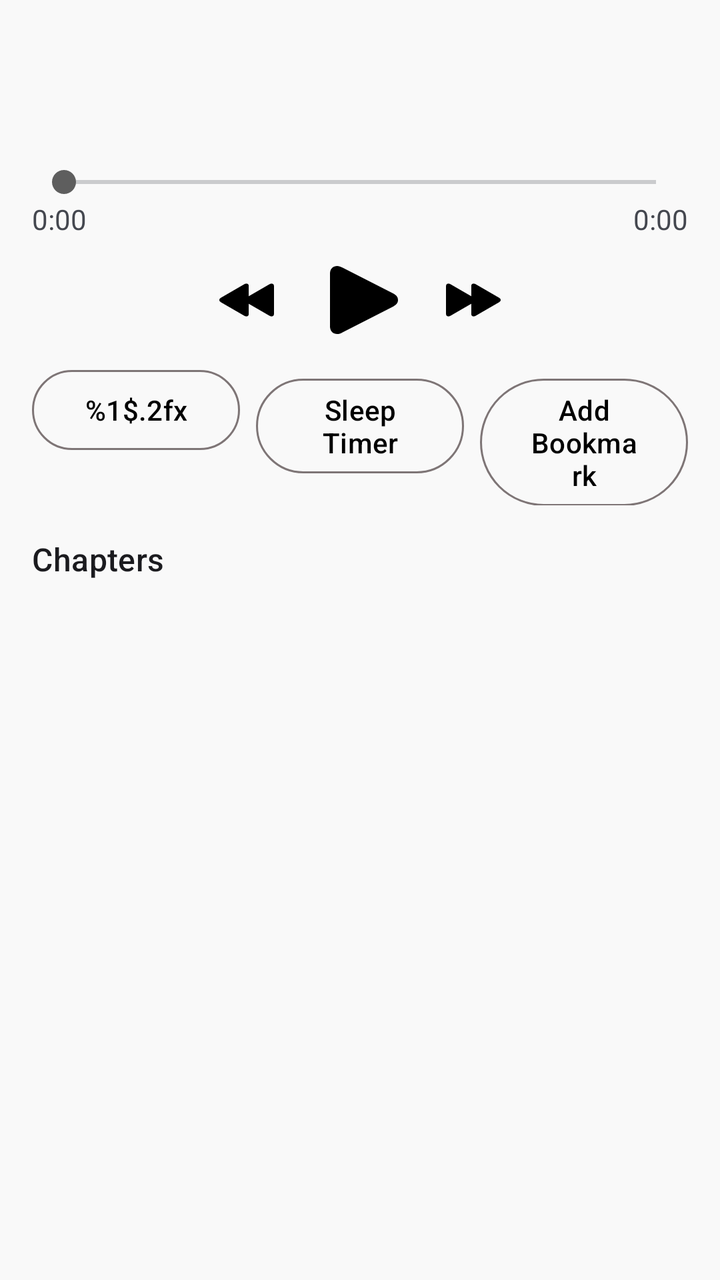
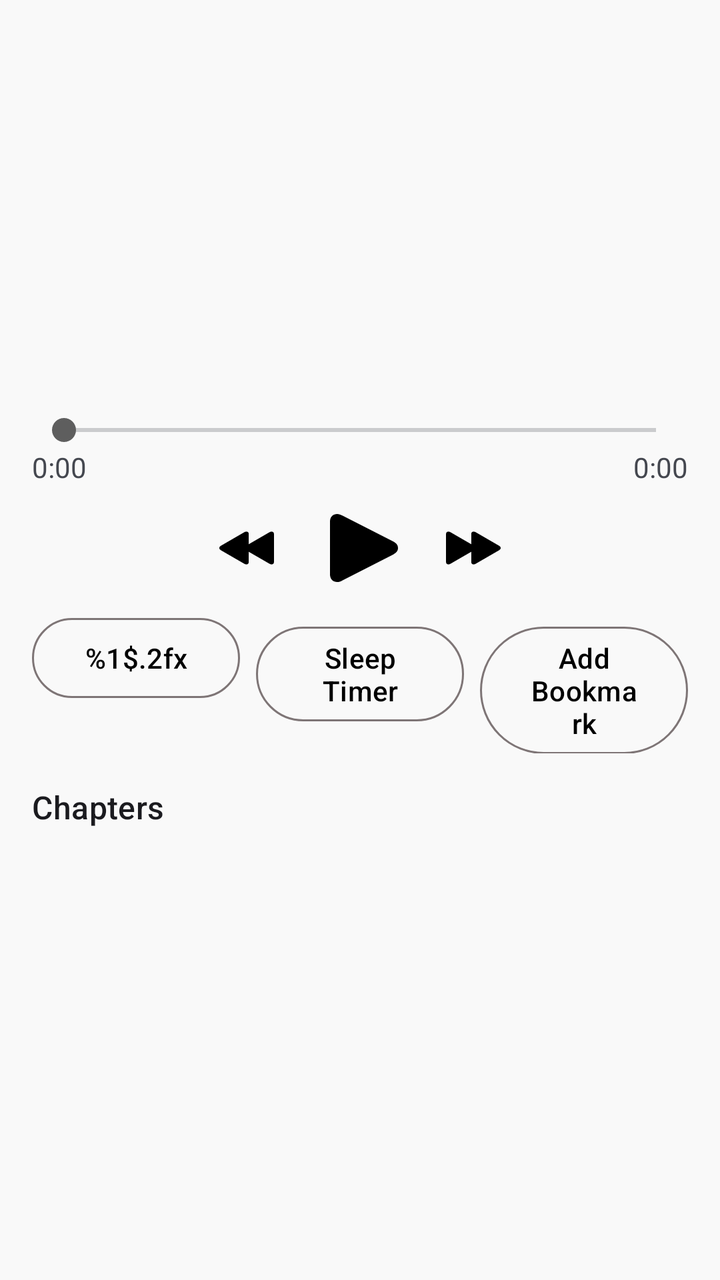

The first picture is an Android layout as it rendered before a commit; the second is the same layout after the commit. The layout source and the unified diff follow.
<!-- AndroidManifest.xml: application theme Theme.Folio -->
<!-- res/layout/fragment_player_sheet.xml -->
<?xml version="1.0" encoding="utf-8"?>
<androidx.core.widget.NestedScrollView xmlns:android="http://schemas.android.com/apk/res/android"
    xmlns:app="http://schemas.android.com/apk/res-auto"
    android:layout_width="match_parent"
    android:layout_height="wrap_content">

<LinearLayout
    android:layout_width="match_parent"
    android:layout_height="wrap_content"
    android:orientation="vertical"
    android:padding="16dp">

    <TextView
        android:id="@+id/player_title"
        android:layout_width="match_parent"
        android:layout_height="wrap_content"
        android:textAppearance="?attr/textAppearanceHeadlineSmall" />

    <TextView
        android:id="@+id/player_author"
        android:layout_width="match_parent"
        android:layout_height="wrap_content"
        android:layout_marginBottom="12dp"
        android:textAppearance="?attr/textAppearanceBodyLarge" />

    <SeekBar
        android:id="@+id/player_seekbar"
        android:layout_width="match_parent"
        android:layout_height="wrap_content" />

    <LinearLayout
        android:layout_width="match_parent"
        android:layout_height="wrap_content"
        android:orientation="horizontal">

        <TextView
            android:id="@+id/player_position_text"
            android:layout_width="0dp"
            android:layout_height="wrap_content"
            android:layout_weight="1"
            android:text="@string/default_time" />

        <TextView
            android:id="@+id/player_duration_text"
            android:layout_width="wrap_content"
            android:layout_height="wrap_content"
            android:text="@string/default_time" />

    </LinearLayout>

    <LinearLayout
        android:layout_width="match_parent"
        android:layout_height="wrap_content"
        android:layout_marginTop="12dp"
        android:gravity="center"
        android:orientation="horizontal">

        <ImageButton
            android:id="@+id/player_skip_backward"
            android:layout_width="wrap_content"
            android:layout_height="wrap_content"
            android:background="?attr/selectableItemBackgroundBorderless"
            android:contentDescription="@string/skip_backward"
            android:src="@drawable/ic_apple_previous" />

        <ImageButton
            android:id="@+id/player_play_pause"
            android:layout_width="wrap_content"
            android:layout_height="wrap_content"
            android:layout_marginHorizontal="24dp"
            android:background="?attr/selectableItemBackgroundBorderless"
            android:contentDescription="@string/play"
            android:src="@drawable/ic_apple_play" />

        <ImageButton
            android:id="@+id/player_skip_forward"
            android:layout_width="wrap_content"
            android:layout_height="wrap_content"
            android:background="?attr/selectableItemBackgroundBorderless"
            android:contentDescription="@string/skip_forward"
            android:src="@drawable/ic_apple_next" />

    </LinearLayout>

    <LinearLayout
        android:layout_width="match_parent"
        android:layout_height="wrap_content"
        android:layout_marginTop="12dp"
        android:orientation="horizontal">

        <com.google.android.material.button.MaterialButton
            android:id="@+id/player_speed_button"
            style="?attr/materialButtonOutlinedStyle"
            android:layout_width="0dp"
            android:layout_height="wrap_content"
            android:layout_marginEnd="8dp"
            android:layout_weight="1"
            android:text="@string/playback_speed_value" />

        <com.google.android.material.button.MaterialButton
            android:id="@+id/player_sleep_timer_button"
            style="?attr/materialButtonOutlinedStyle"
            android:layout_width="0dp"
            android:layout_height="wrap_content"
            android:layout_marginEnd="8dp"
            android:layout_weight="1"
            android:text="@string/sleep_timer" />

        <com.google.android.material.button.MaterialButton
            android:id="@+id/player_bookmark_button"
            style="?attr/materialButtonOutlinedStyle"
            android:layout_width="0dp"
            android:layout_height="wrap_content"
            android:layout_weight="1"
            android:text="@string/add_bookmark" />

    </LinearLayout>

    <TextView
        android:id="@+id/chapters_header"
        android:layout_width="match_parent"
        android:layout_height="wrap_content"
        android:layout_marginTop="16dp"
        android:text="@string/chapters"
        android:textAppearance="?attr/textAppearanceTitleMedium" />

    <androidx.recyclerview.widget.RecyclerView
        android:id="@+id/chapters_list"
        android:layout_width="match_parent"
        android:layout_height="wrap_content"
        android:nestedScrollingEnabled="false" />

</LinearLayout>
</androidx.core.widget.NestedScrollView>
<!-- resources referenced by this layout -->
<resources>
  <string name="add_bookmark">Add Bookmark</string>
  <string name="chapters">Chapters</string>
  <string name="default_time" translatable="false">0:00</string>
  <string name="play">Play</string>
  <string name="playback_speed_value">%1$.2fx</string>
  <string name="skip_backward">Skip backward</string>
  <string name="skip_forward">Skip forward</string>
  <string name="sleep_timer">Sleep Timer</string>
  <style name="Theme.Folio" parent="Base.Theme.Folio" />
  <color name="md_theme_primary">#000000</color>
  <color name="md_theme_onPrimary">#FFFFFF</color>
  <color name="md_theme_primaryContainer">#262626</color>
  <color name="md_theme_onPrimaryContainer">#B1B1B1</color>
  <color name="md_theme_secondary">#5E5E5E</color>
  <color name="md_theme_onSecondary">#FFFFFF</color>
  <color name="md_theme_secondaryContainer">#E6E6E6</color>
  <color name="md_theme_onSecondaryContainer">#4A4A4A</color>
  <color name="md_theme_tertiary">#000000</color>
  <color name="md_theme_onTertiary">#FFFFFF</color>
  <color name="md_theme_tertiaryContainer">#262626</color>
  <color name="md_theme_onTertiaryContainer">#B1B1B1</color>
  <color name="md_theme_error">#BA1A1A</color>
  <color name="md_theme_onError">#FFFFFF</color>
  <color name="md_theme_errorContainer">#FFDAD6</color>
  <color name="md_theme_onErrorContainer">#410002</color>
  <color name="md_theme_background">#F9F9F9</color>
  <color name="md_theme_onBackground">#1B1B1B</color>
  <color name="md_theme_surface">#F9F9F9</color>
  <color name="md_theme_onSurface">#1B1B1B</color>
  <color name="md_theme_surfaceVariant">#EBE0E1</color>
  <color name="md_theme_onSurfaceVariant">#4C4546</color>
  <color name="md_theme_outline">#7E7576</color>
  <color name="md_theme_outlineVariant">#CFC4C5</color>
  <color name="md_theme_inverseSurface">#303030</color>
  <color name="md_theme_inverseOnSurface">#F1F1F1</color>
  <color name="md_theme_inversePrimary">#C6C6C6</color>
  <color name="md_theme_primaryFixed">#E2E2E2</color>
  <color name="md_theme_onPrimaryFixed">#1B1B1B</color>
  <color name="md_theme_primaryFixedDim">#C6C6C6</color>
  <color name="md_theme_onPrimaryFixedVariant">#474747</color>
  <color name="md_theme_secondaryFixed">#E2E2E2</color>
  <color name="md_theme_onSecondaryFixed">#1B1B1B</color>
  <color name="md_theme_secondaryFixedDim">#C6C6C6</color>
  <color name="md_theme_onSecondaryFixedVariant">#474747</color>
  <color name="md_theme_tertiaryFixed">#E2E2E2</color>
  <color name="md_theme_onTertiaryFixed">#1B1B1B</color>
  <color name="md_theme_tertiaryFixedDim">#C6C6C6</color>
  <color name="md_theme_onTertiaryFixedVariant">#474747</color>
  <color name="md_theme_surfaceDim">#DADADA</color>
  <color name="md_theme_surfaceBright">#F9F9F9</color>
  <color name="md_theme_surfaceContainerLowest">#FFFFFF</color>
  <color name="md_theme_surfaceContainerLow">#F3F3F3</color>
  <color name="md_theme_surfaceContainer">#EEEEEE</color>
  <color name="md_theme_surfaceContainerHigh">#E8E8E8</color>
  <color name="md_theme_surfaceContainerHighest">#E2E2E2</color>
  <color name="contrast_themeColor">#FA233B</color>
  <color name="contrast_colorOnSurface">#000000</color>
  <color name="contrast_colorBackground">#FFFFFF</color>
  <color name="contrast_colorBackgroundElevated">#F5F5F5</color>
  <color name="contrast_colorBackgroundBottomNav">#FFFFFF</color>
  <color name="contrast_colorBackgroundContainer">#E6E6E6</color>
  <color name="contrast_colorOnSurfaceFainted">#80000000</color>
  <color name="contrast_colorOnSurfaceSecondary">#B3000000</color>
  <color name="contrast_colorOutline">#0D000000</color>
  <color name="contrast_listBackground">#EFEFF4</color>
  <color name="contrast_cardBackground">@color/contrast_colorBackground</color>
  <color name="contrast_listButtonTint">#DCDCDD</color>
  <style name="BottomPlayerCornerShape">
          <item name="cornerSize">0dp</item>
      </style>
  <!-- unchanged entries left out for length: 10 -->
</resources>

<!-- the commit's change to res/layout/fragment_player_sheet.xml (unified diff, before → after) -->
@@ -10,6 +10,15 @@
     android:orientation="vertical"
     android:padding="16dp">
 
+    <ImageView
+        android:id="@+id/player_cover"
+        android:layout_width="@dimen/book_cover_size_large"
+        android:layout_height="@dimen/book_cover_size_large"
+        android:layout_gravity="center_horizontal"
+        android:layout_marginBottom="16dp"
+        android:contentDescription="@null"
+        android:scaleType="centerCrop" />
+
     <TextView
         android:id="@+id/player_title"
         android:layout_width="match_parent"
@@ -20,8 +29,18 @@
         android:id="@+id/player_author"
         android:layout_width="match_parent"
         android:layout_height="wrap_content"
+        android:textAppearance="?attr/textAppearanceBodyLarge" />
+
+    <TextView
+        android:id="@+id/player_description"
+        android:layout_width="match_parent"
+        android:layout_height="wrap_content"
+        android:layout_marginTop="4dp"
         android:layout_marginBottom="12dp"
-        android:textAppearance="?attr/textAppearanceBodyLarge" />
+        android:maxLines="4"
+        android:ellipsize="end"
+        android:textAppearance="?attr/textAppearanceBodyMedium"
+        android:visibility="gone" />
 
     <SeekBar
         android:id="@+id/player_seekbar"
<!-- resource entries referenced after the edit -->
@@ -1,5 +1,6 @@
 <!-- resources referenced by this layout -->
 <resources>
+  <dimen name="book_cover_size_large">120dp</dimen>
   <string name="add_bookmark">Add Bookmark</string>
   <string name="chapters">Chapters</string>
   <string name="default_time" translatable="false">0:00</string>
